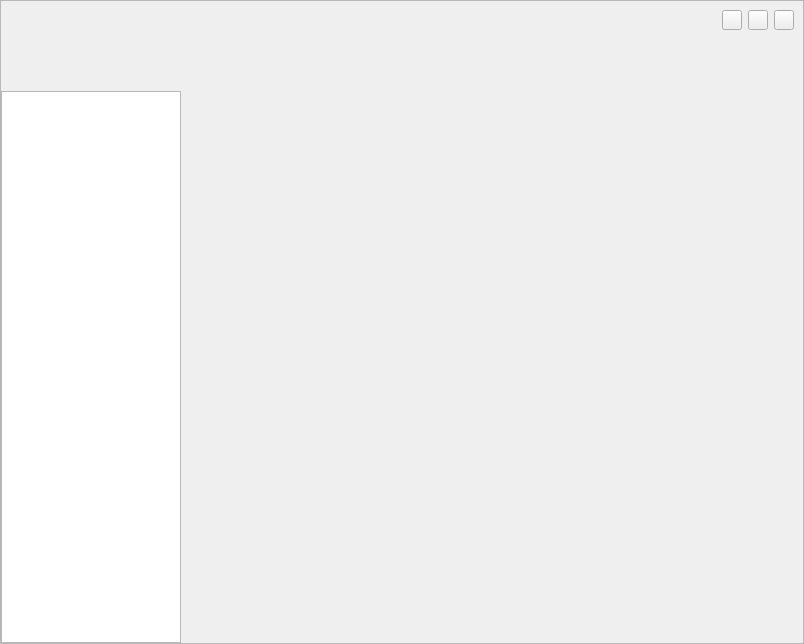
The window that widget.ui (LearnALittleMore/cyg-tool) describes before a commit, drawn with Qt 5.
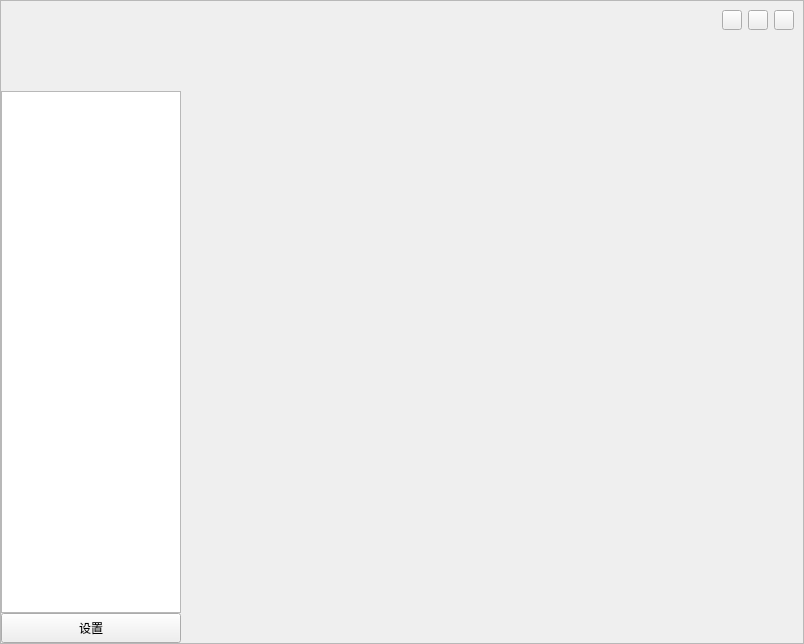
The same window after the commit.

The edit to the form file:
```diff
--- a/widget.ui
+++ b/widget.ui
@@ -60,6 +60,184 @@
        <number>0</number>
       </property>
       <item row="0" column="1">
+       <widget class="QWidget" name="widget_name" native="true">
+        <property name="sizePolicy">
+         <sizepolicy hsizetype="Fixed" vsizetype="Fixed">
+          <horstretch>0</horstretch>
+          <verstretch>0</verstretch>
+         </sizepolicy>
+        </property>
+        <property name="minimumSize">
+         <size>
+          <width>180</width>
+          <height>90</height>
+         </size>
+        </property>
+        <property name="maximumSize">
+         <size>
+          <width>180</width>
+          <height>90</height>
+         </size>
+        </property>
+        <property name="styleSheet">
+         <string notr="true"/>
+        </property>
+        <layout class="QHBoxLayout" name="horizontalLayout_3">
+         <item>
+          <spacer name="horizontalSpacer_2">
+           <property name="orientation">
+            <enum>Qt::Orientation::Horizontal</enum>
+           </property>
+           <property name="sizeHint" stdset="0">
+            <size>
+             <width>49</width>
+             <height>20</height>
+            </size>
+           </property>
+          </spacer>
+         </item>
+         <item>
+          <widget class="QLabel" name="label_icon">
+           <property name="sizePolicy">
+            <sizepolicy hsizetype="Fixed" vsizetype="Fixed">
+             <horstretch>0</horstretch>
+             <verstretch>0</verstretch>
+            </sizepolicy>
+           </property>
+           <property name="minimumSize">
+            <size>
+             <width>48</width>
+             <height>48</height>
+            </size>
+           </property>
+           <property name="maximumSize">
+            <size>
+             <width>48</width>
+             <height>48</height>
+            </size>
+           </property>
+           <property name="text">
+            <string/>
+           </property>
+          </widget>
+         </item>
+         <item>
+          <widget class="QLabel" name="label_tool_name">
+           <property name="sizePolicy">
+            <sizepolicy hsizetype="Expanding" vsizetype="Preferred">
+             <horstretch>0</horstretch>
+             <verstretch>0</verstretch>
+            </sizepolicy>
+           </property>
+           <property name="styleSheet">
+            <string notr="true"/>
+           </property>
+           <property name="text">
+            <string/>
+           </property>
+          </widget>
+         </item>
+         <item>
+          <spacer name="horizontalSpacer_3">
+           <property name="orientation">
+            <enum>Qt::Orientation::Horizontal</enum>
+           </property>
+           <property name="sizeHint" stdset="0">
+            <size>
+             <width>49</width>
+             <height>20</height>
+            </size>
+           </property>
+          </spacer>
+         </item>
+        </layout>
+       </widget>
+      </item>
+      <item row="1" column="2" rowspan="2">
+       <widget class="QStackedWidget" name="stackedWidget">
+        <property name="currentIndex">
+         <number>-1</number>
+        </property>
+       </widget>
+      </item>
+      <item row="1" column="0" colspan="2">
+       <widget class="QWidget" name="widget_menu_background" native="true">
+        <property name="styleSheet">
+         <string notr="true"/>
+        </property>
+        <layout class="QVBoxLayout" name="verticalLayout_2">
+         <property name="spacing">
+          <number>0</number>
+         </property>
+         <property name="leftMargin">
+          <number>0</number>
+         </property>
+         <property name="topMargin">
+          <number>0</number>
+         </property>
+         <property name="rightMargin">
+          <number>2</number>
+         </property>
+         <property name="bottomMargin">
+          <number>0</number>
+         </property>
+         <item>
+          <widget class="QListWidget" name="listWidget">
+           <property name="sizePolicy">
+            <sizepolicy hsizetype="Fixed" vsizetype="Expanding">
+             <horstretch>0</horstretch>
+             <verstretch>0</verstretch>
+            </sizepolicy>
+           </property>
+           <property name="minimumSize">
+            <size>
+             <width>180</width>
+             <height>510</height>
+            </size>
+           </property>
+           <property name="maximumSize">
+            <size>
+             <width>180</width>
+             <height>16777215</height>
+            </size>
+           </property>
+           <property name="toolTipDuration">
+            <number>-1</number>
+           </property>
+           <property name="styleSheet">
+            <string notr="true"/>
+           </property>
+          </widget>
+         </item>
+         <item>
+          <widget class="QPushButton" name="btn_setting">
+           <property name="sizePolicy">
+            <sizepolicy hsizetype="Fixed" vsizetype="Fixed">
+             <horstretch>0</horstretch>
+             <verstretch>0</verstretch>
+            </sizepolicy>
+           </property>
+           <property name="minimumSize">
+            <size>
+             <width>180</width>
+             <height>30</height>
+            </size>
+           </property>
+           <property name="maximumSize">
+            <size>
+             <width>180</width>
+             <height>30</height>
+            </size>
+           </property>
+           <property name="text">
+            <string>设置</string>
+           </property>
+          </widget>
+         </item>
+        </layout>
+       </widget>
+      </item>
+      <item row="0" column="2">
        <widget class="QWidget" name="widget_title" native="true">
         <property name="sizePolicy">
          <sizepolicy hsizetype="Expanding" vsizetype="Fixed">
@@ -196,135 +374,6 @@
         </layout>
        </widget>
       </item>
-      <item row="1" column="1">
-       <widget class="QStackedWidget" name="stackedWidget">
-        <property name="currentIndex">
-         <number>-1</number>
-        </property>
-       </widget>
-      </item>
-      <item row="0" column="0">
-       <widget class="QWidget" name="widget_name" native="true">
-        <property name="sizePolicy">
-         <sizepolicy hsizetype="Fixed" vsizetype="Fixed">
-          <horstretch>0</horstretch>
-          <verstretch>0</verstretch>
-         </sizepolicy>
-        </property>
-        <property name="minimumSize">
-         <size>
-          <width>180</width>
-          <height>90</height>
-         </size>
-        </property>
-        <property name="maximumSize">
-         <size>
-          <width>180</width>
-          <height>90</height>
-         </size>
-        </property>
-        <property name="styleSheet">
-         <string notr="true"/>
-        </property>
-        <layout class="QHBoxLayout" name="horizontalLayout_3">
-         <item>
-          <spacer name="horizontalSpacer_2">
-           <property name="orientation">
-            <enum>Qt::Orientation::Horizontal</enum>
-           </property>
-           <property name="sizeHint" stdset="0">
-            <size>
-             <width>49</width>
-             <height>20</height>
-            </size>
-           </property>
-          </spacer>
-         </item>
-         <item>
-          <widget class="QLabel" name="label_icon">
-           <property name="sizePolicy">
-            <sizepolicy hsizetype="Fixed" vsizetype="Fixed">
-             <horstretch>0</horstretch>
-             <verstretch>0</verstretch>
-            </sizepolicy>
-           </property>
-           <property name="minimumSize">
-            <size>
-             <width>48</width>
-             <height>48</height>
-            </size>
-           </property>
-           <property name="maximumSize">
-            <size>
-             <width>48</width>
-             <height>48</height>
-            </size>
-           </property>
-           <property name="text">
-            <string/>
-           </property>
-          </widget>
-         </item>
-         <item>
-          <widget class="QLabel" name="label_tool_name">
-           <property name="sizePolicy">
-            <sizepolicy hsizetype="Expanding" vsizetype="Preferred">
-             <horstretch>0</horstretch>
-             <verstretch>0</verstretch>
-            </sizepolicy>
-           </property>
-           <property name="styleSheet">
-            <string notr="true"/>
-           </property>
-           <property name="text">
-            <string/>
-           </property>
-          </widget>
-         </item>
-         <item>
-          <spacer name="horizontalSpacer_3">
-           <property name="orientation">
-            <enum>Qt::Orientation::Horizontal</enum>
-           </property>
-           <property name="sizeHint" stdset="0">
-            <size>
-             <width>49</width>
-             <height>20</height>
-            </size>
-           </property>
-          </spacer>
-         </item>
-        </layout>
-       </widget>
-      </item>
-      <item row="1" column="0">
-       <widget class="QListWidget" name="listWidget">
-        <property name="sizePolicy">
-         <sizepolicy hsizetype="Fixed" vsizetype="Expanding">
-          <horstretch>0</horstretch>
-          <verstretch>0</verstretch>
-         </sizepolicy>
-        </property>
-        <property name="minimumSize">
-         <size>
-          <width>180</width>
-          <height>510</height>
-         </size>
-        </property>
-        <property name="maximumSize">
-         <size>
-          <width>180</width>
-          <height>16777215</height>
-         </size>
-        </property>
-        <property name="toolTipDuration">
-         <number>-1</number>
-        </property>
-        <property name="styleSheet">
-         <string notr="true"/>
-        </property>
-       </widget>
-      </item>
      </layout>
     </widget>
    </item>
```
